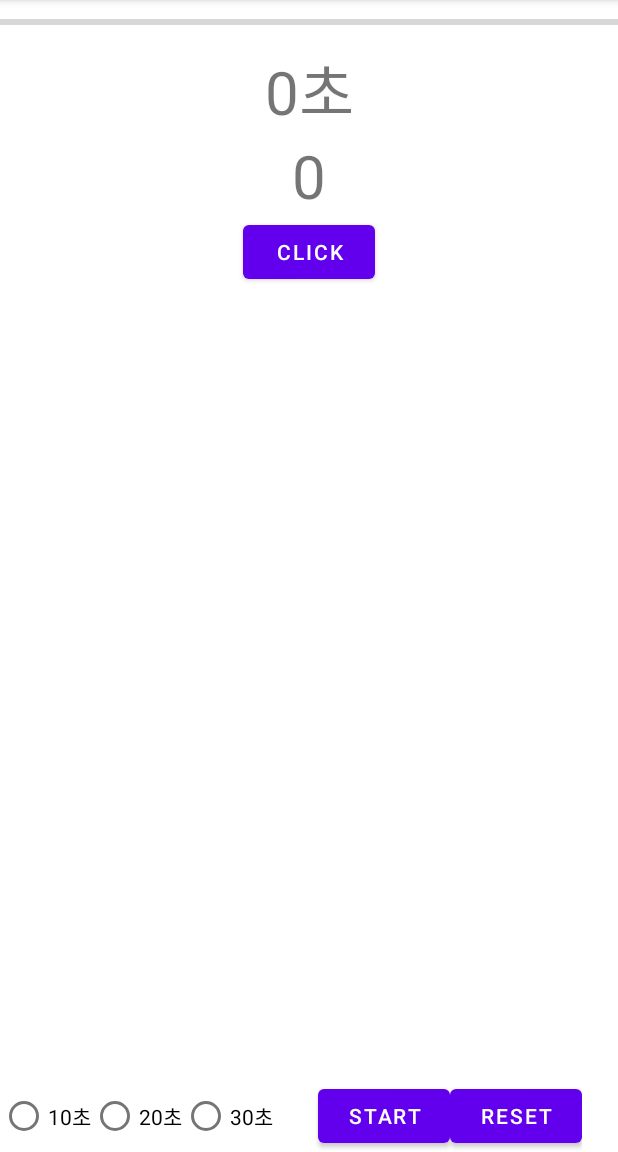
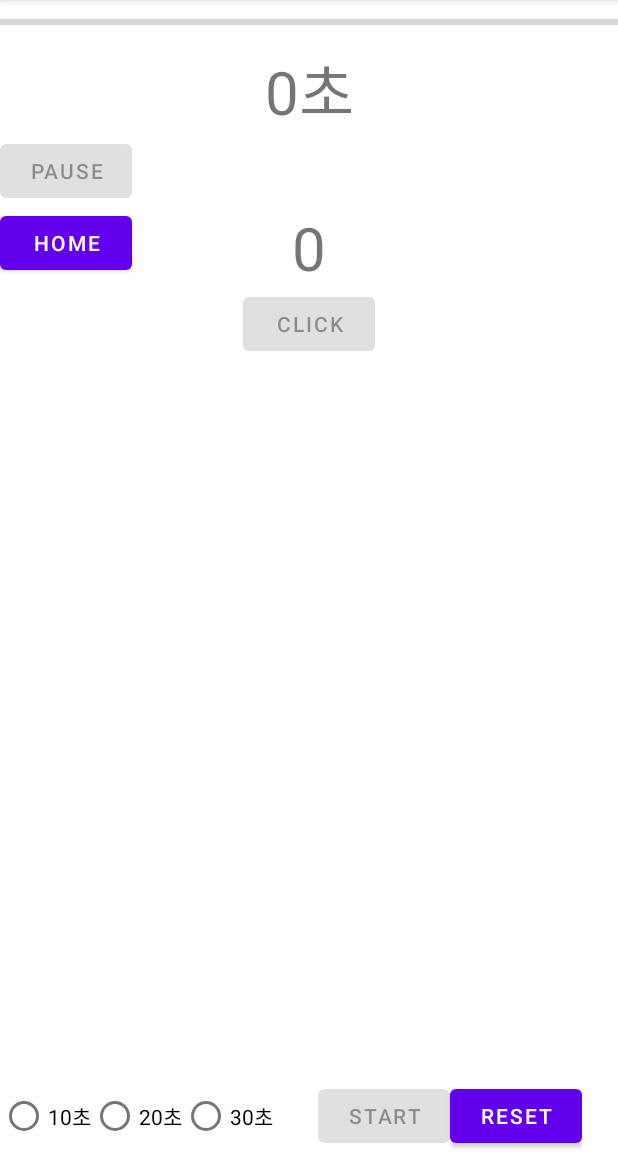
Before and after one commit to glo3omys/game, an Android app: the TaptapActivity screen opened directly, with no data from a screen before it, on a phone screen of 412 x 824 dp, the part 84-1236 px from its top. Run offline under Robolectric (Android 15) with nearby library versions, the phone set to English and light mode, and no system bars.

Commit message:
balloon table

```diff
--- a/app/build.gradle
+++ b/app/build.gradle
@@ -41,6 +41,7 @@ dependencies {
     implementation 'androidx.appcompat:appcompat:1.5.1'
     implementation 'com.google.android.material:material:1.7.0'
     implementation 'androidx.constraintlayout:constraintlayout:2.1.4'
+    implementation 'com.github.bumptech.glide:glide:4.10.0'
     testImplementation 'junit:junit:4.13.2'
     androidTestImplementation 'androidx.test.ext:junit:1.1.4'
     androidTestImplementation 'androidx.test.espresso:espresso-core:3.5.0'
--- a/app/src/main/AndroidManifest.xml
+++ b/app/src/main/AndroidManifest.xml
@@ -26,6 +26,7 @@
                 android:value="" />
         </activity>
         <activity android:name=".TaptapActivity"/>
+        <activity android:name=".BalloonActivity"/>
     </application>
 
 </manifest>
--- /dev/null
+++ b/app/src/main/java/com/example/myapplication/BalloonData.kt
@@ -0,0 +1,5 @@
+package com.example.myapplication
+
+data class BalloonData(
+    val name: Int
+)
--- a/app/src/main/java/com/example/myapplication/MainActivity.kt
+++ b/app/src/main/java/com/example/myapplication/MainActivity.kt
@@ -18,5 +18,10 @@ class MainActivity : AppCompatActivity() {
             val nextIntent = Intent(this, TaptapActivity::class.java)
             startActivity(nextIntent)
         }
+        val balloonbtn = findViewById<Button>(R.id.goto_balloon)
+        balloonbtn.setOnClickListener {
+            val nextIntent = Intent(this, BalloonActivity::class.java)
+            startActivity(nextIntent)
+        }
     }
 }
--- a/app/src/main/res/layout/activity_taptap.xml
+++ b/app/src/main/res/layout/activity_taptap.xml
@@ -18,16 +18,32 @@
         android:layout_height="wrap_content"
         android:text="0초"
         android:textSize="40dp"
-        android:id="@+id/time_tv"
+        android:id="@+id/tv_time"
         app:layout_constraintTop_toBottomOf="@id/pg_bar"
         android:gravity="center_horizontal"
+        tools:ignore="MissingConstraints" />
+    <Button
+        android:layout_width="wrap_content"
+        android:layout_height="wrap_content"
+        app:layout_constraintTop_toBottomOf="@id/tv_time"
+        android:text="PAUSE"
+        android:id="@+id/btn_pause"
+        android:enabled="false"
+        tools:ignore="MissingConstraints" />
+
+    <Button
+        android:layout_width="wrap_content"
+        android:layout_height="wrap_content"
+        android:text="HOME"
+        android:id="@+id/btn_home"
+        app:layout_constraintTop_toBottomOf="@+id/btn_pause"
         tools:ignore="MissingConstraints" />
 
     <LinearLayout
         android:layout_width="match_parent"
         android:layout_height="wrap_content"
         android:orientation="vertical"
-        app:layout_constraintTop_toBottomOf="@id/time_tv"
+        app:layout_constraintTop_toBottomOf="@id/btn_pause"
         tools:ignore="MissingConstraints"
         >
 
@@ -37,15 +53,16 @@
             android:textSize="40dp"
             android:text="0"
             android:layout_gravity="center_horizontal"
-            android:id="@+id/cnt_tv"
+            android:id="@+id/tv_cnt"
             />
 
         <Button
             android:layout_width="wrap_content"
             android:layout_height="wrap_content"
-            android:id="@+id/cnt_button"
+            android:id="@+id/btn_cnt"
+            android:enabled="false"
             android:layout_gravity="center_horizontal"
-            android:layout_alignBottom="@+id/cnt_tv"
+            android:layout_alignBottom="@+id/tv_cnt"
             android:text="CLICK"/>
 
     </LinearLayout>
@@ -85,8 +102,9 @@
             android:layout_width="wrap_content"
             android:layout_height="wrap_content"
             android:layout_alignParentBottom="true"
-            android:id="@+id/startBtn"
+            android:id="@+id/btn_start"
             android:text="START"
+            android:enabled="false"
             android:layout_toRightOf="@+id/radioGroup"
             android:layout_marginLeft="30dp"
             tools:ignore="MissingConstraints" />
@@ -94,9 +112,10 @@
             android:layout_width="wrap_content"
             android:layout_height="wrap_content"
             android:layout_alignParentBottom="true"
-            android:id="@+id/rstBtn"
+            android:id="@+id/btn_reset"
             android:text="RESET"
-            android:layout_toRightOf="@+id/startBtn"/>
+            android:layout_toRightOf="@+id/btn_start"
+            />
     </RelativeLayout>
 
 
```
Also changed, not shown: app/src/main/java/com/example/myapplication/BalloonActivity.kt (added, +71 -0 lines), app/src/main/java/com/example/myapplication/BalloonAdapter.kt (added, +46 -0 lines), app/src/main/java/com/example/myapplication/TaptapActivity.kt (+62 -31 lines), app/src/main/res/layout/activity_balloon.xml (added, +28 -0 lines), app/src/main/res/layout/activity_main.xml (+14 -0 lines), app/src/main/res/layout/balloon_recycler.xml (added, +15 -0 lines).
